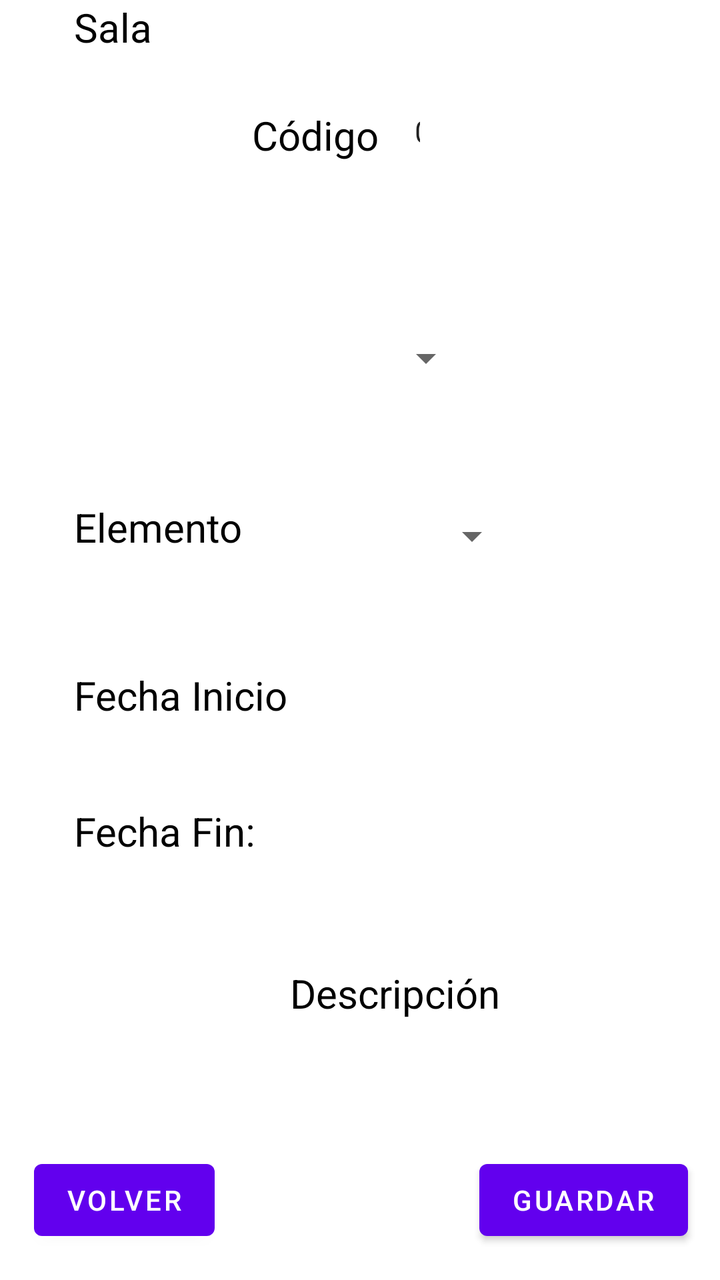
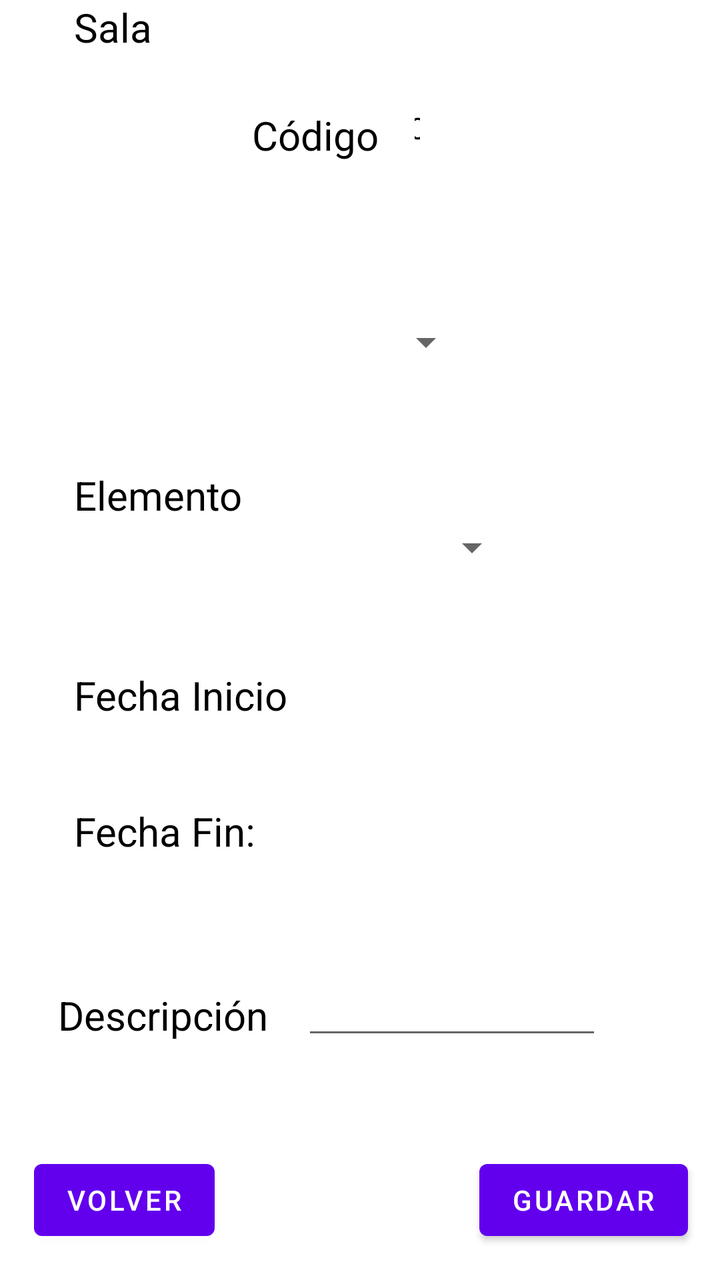

Before-and-after screenshots of an Android layout around one commit, followed by the original layout XML and the change that was made.
<!-- AndroidManifest.xml: application theme Theme.AplicacionIncidencias -->
<!-- res/layout/activity_info_ubicacion.xml -->
<?xml version="1.0" encoding="utf-8"?>
<androidx.constraintlayout.widget.ConstraintLayout xmlns:android="http://schemas.android.com/apk/res/android"
    xmlns:app="http://schemas.android.com/apk/res-auto"
    xmlns:tools="http://schemas.android.com/tools"
    android:id="@+id/main"
    android:layout_width="match_parent"
    android:layout_height="match_parent"
    tools:context=".Ubicacion.Activity_Info_Ubicacion">

    <TextView
        android:id="@+id/tvcodigoUbicacion"
        android:layout_width="wrap_content"
        android:layout_height="wrap_content"
        android:layout_marginStart="126dp"
        android:layout_marginEnd="13dp"
        android:layout_marginBottom="12dp"
        android:text="Código "
        android:textColor="@color/black"
        android:textSize="20sp"
        app:layout_constraintBottom_toBottomOf="@+id/edCodigoUbicacion"
        app:layout_constraintEnd_toStartOf="@+id/edCodigoUbicacion"
        app:layout_constraintStart_toStartOf="parent" />


    <EditText
        android:id="@+id/edCodigoUbicacion"
        android:layout_width="0dp"
        android:layout_height="58dp"
        android:layout_marginTop="35dp"
        android:layout_marginEnd="150dp"
        android:gravity="center"
        android:text="0"
        android:textSize="15sp"
        app:layout_constraintEnd_toEndOf="parent"
        app:layout_constraintStart_toEndOf="@+id/tvcodigoUbicacion"
        app:layout_constraintTop_toTopOf="parent" />

    <TextView
        android:id="@+id/tvcodigoSala"
        android:layout_width="wrap_content"
        android:layout_height="wrap_content"
        android:layout_marginStart="37dp"
        android:layout_marginEnd="41dp"
        android:text="Sala "
        android:textColor="@color/black"
        android:textSize="20sp"
        app:layout_constraintBaseline_toBaselineOf="@+id/spinnerSala"
        app:layout_constraintEnd_toStartOf="@+id/spinnerSala"
        app:layout_constraintStart_toStartOf="parent" />

    <Spinner
        android:id="@+id/spinnerSala"
        android:layout_width="0dp"
        android:layout_height="36dp"
        android:layout_marginTop="80dp"
        android:layout_marginEnd="123dp"
        android:layout_marginBottom="80dp"
        android:textSize="15sp"
        app:layout_constraintBottom_toBottomOf="@+id/tvcodigoElemento"
        app:layout_constraintEnd_toEndOf="parent"
        app:layout_constraintStart_toEndOf="@+id/tvcodigoSala"
        app:layout_constraintTop_toBottomOf="@+id/tvcodigoUbicacion" />

    <TextView
        android:id="@+id/tvcodigoElemento"
        android:layout_width="wrap_content"
        android:layout_height="wrap_content"
        android:layout_marginStart="37dp"
        android:layout_marginEnd="19dp"
        android:text="Elemento "
        android:textColor="@color/black"
        android:textSize="20sp"
        app:layout_constraintBaseline_toBaselineOf="@+id/spinnerElemento"
        app:layout_constraintEnd_toStartOf="@+id/spinnerElemento"
        app:layout_constraintStart_toStartOf="parent" />

    <Spinner
        android:id="@+id/spinnerElemento"
        android:layout_width="0dp"
        android:layout_height="36dp"
        android:layout_marginTop="196dp"
        android:layout_marginEnd="100dp"
        android:layout_marginBottom="197dp"
        android:textSize="15sp"
        app:layout_constraintBottom_toTopOf="@+id/tvDescripcionUbicacion"
        app:layout_constraintEnd_toEndOf="parent"
        app:layout_constraintStart_toEndOf="@+id/tvcodigoElemento"
        app:layout_constraintTop_toTopOf="@+id/tvcodigoUbicacion" />

    <TextView
        android:id="@+id/tvcodigoUbicacionFechaInicio"
        android:layout_width="wrap_content"
        android:layout_height="wrap_content"
        android:layout_marginStart="37dp"
        android:layout_marginTop="334dp"
        android:text="Fecha Inicio"
        android:textColor="@color/black"
        android:textSize="20sp"
        app:layout_constraintStart_toStartOf="parent"
        app:layout_constraintTop_toTopOf="parent" />

    <TextView
        android:id="@+id/tvinfocodigoUbicacionFechaInicio"
        android:layout_width="wrap_content"
        android:layout_height="wrap_content"
        android:layout_marginStart="21dp"
        android:textColor="@color/black"
        android:textSize="15sp"
        app:layout_constraintStart_toEndOf="@+id/tvcodigoUbicacionFechaInicio"
        app:layout_constraintTop_toTopOf="@+id/tvcodigoUbicacionFechaInicio" />

    <TextView
        android:id="@+id/tvcodigoUbicacionFechaFin"
        android:layout_width="wrap_content"
        android:layout_height="wrap_content"
        android:layout_marginStart="37dp"
        android:layout_marginTop="41dp"
        android:text="Fecha Fin:  "
        android:textColor="@color/black"
        android:textSize="20sp"
        app:layout_constraintStart_toStartOf="parent"
        app:layout_constraintTop_toBottomOf="@+id/tvcodigoUbicacionFechaInicio" />

    <TextView
        android:id="@+id/tvinfocodigoUbicacionFechaFin"
        android:layout_width="wrap_content"
        android:layout_height="wrap_content"
        android:layout_marginStart="20dp"
        android:textColor="@color/black"
        android:textSize="15sp"
        app:layout_constraintStart_toEndOf="@+id/tvcodigoUbicacionFechaFin"
        app:layout_constraintTop_toTopOf="@+id/tvcodigoUbicacionFechaFin" />

    <TextView
        android:id="@+id/tvDescripcionUbicacion"
        android:layout_width="wrap_content"
        android:layout_height="wrap_content"
        android:layout_marginStart="7dp"
        android:layout_marginBottom="18dp"
        android:text="Descripción  "
        android:textColor="@color/black"
        android:textSize="20sp"
        app:layout_constraintBottom_toTopOf="@+id/edDescripcionUbicacion"
        app:layout_constraintStart_toEndOf="@+id/tvcodigoUbicacionFechaFin" />

    <EditText
        android:id="@+id/edDescripcionUbicacion"
        android:layout_width="0dp"
        android:layout_height="0dp"
        android:layout_marginStart="16dp"
        android:layout_marginTop="99dp"
        android:layout_marginEnd="16dp"
        android:layout_marginBottom="98dp"
        android:gravity="center"
        android:inputType="textMultiLine"
        android:text=""
        android:textColor="@color/black"
        android:textSize="15sp"
        app:layout_constraintBottom_toTopOf="@+id/btnVolverUbicacion"
        app:layout_constraintEnd_toEndOf="parent"
        app:layout_constraintStart_toStartOf="parent"
        app:layout_constraintTop_toBottomOf="@+id/tvcodigoUbicacionFechaFin" />

    <Button
        android:id="@+id/btnGuardarUbicacion"
        android:layout_width="0dp"
        android:layout_height="wrap_content"
        android:layout_marginEnd="16dp"
        android:layout_marginBottom="16dp"
        android:text="Guardar"
        app:layout_constraintBottom_toBottomOf="parent"
        app:layout_constraintEnd_toEndOf="parent" />

    <Button
        android:id="@+id/btnVolverUbicacion"
        android:layout_width="0dp"
        android:layout_height="wrap_content"
        android:layout_marginStart="17dp"
        android:layout_marginEnd="182dp"
        android:layout_marginBottom="16dp"
        android:text="Volver"
        app:layout_constraintBottom_toBottomOf="parent"
        app:layout_constraintStart_toStartOf="parent" />
</androidx.constraintlayout.widget.ConstraintLayout>
<!-- resources referenced by this layout -->
<resources>
  <color name="black">#FF000000</color>
  <style name="Theme.AplicacionIncidencias" parent="Theme.MaterialComponents.DayNight.DarkActionBar">
          
          <item name="colorPrimary">@color/purple_500</item>
          <item name="colorPrimaryVariant">@color/purple_700</item>
          <item name="colorOnPrimary">@color/white</item>
          
          <item name="colorSecondary">@color/teal_200</item>
          <item name="colorSecondaryVariant">@color/teal_700</item>
          <item name="colorOnSecondary">@color/black</item>
          
          <item name="android:statusBarColor">?attr/colorPrimaryVariant</item>
          
      </style>
  <color name="purple_500">#FF6200EE</color>
  <color name="purple_700">#FF3700B3</color>
  <color name="white">#FFFFFFFF</color>
  <color name="teal_200">#FF03DAC5</color>
  <color name="teal_700">#FF018786</color>
</resources>

<!-- the commit's change to res/layout/activity_info_ubicacion.xml (unified diff, before → after) -->
@@ -17,19 +17,20 @@
         android:text="Código "
         android:textColor="@color/black"
         android:textSize="20sp"
-        app:layout_constraintBottom_toBottomOf="@+id/edCodigoUbicacion"
-        app:layout_constraintEnd_toStartOf="@+id/edCodigoUbicacion"
+        app:layout_constraintBottom_toBottomOf="@+id/tvInfoCodigoUbicacion"
+        app:layout_constraintEnd_toStartOf="@+id/tvInfoCodigoUbicacion"
         app:layout_constraintStart_toStartOf="parent" />
 
 
-    <EditText
-        android:id="@+id/edCodigoUbicacion"
+    <TextView
+        android:id="@+id/tvInfoCodigoUbicacion"
         android:layout_width="0dp"
         android:layout_height="58dp"
         android:layout_marginTop="35dp"
         android:layout_marginEnd="150dp"
         android:gravity="center"
         android:text="0"
+        android:textColor="@color/black"
         android:textSize="15sp"
         app:layout_constraintEnd_toEndOf="parent"
         app:layout_constraintStart_toEndOf="@+id/tvcodigoUbicacion"
@@ -135,31 +136,29 @@
         android:id="@+id/tvDescripcionUbicacion"
         android:layout_width="wrap_content"
         android:layout_height="wrap_content"
-        android:layout_marginStart="7dp"
-        android:layout_marginBottom="18dp"
+        android:layout_marginStart="29dp"
+        android:layout_marginTop="65dp"
         android:text="Descripción  "
         android:textColor="@color/black"
         android:textSize="20sp"
-        app:layout_constraintBottom_toTopOf="@+id/edDescripcionUbicacion"
-        app:layout_constraintStart_toEndOf="@+id/tvcodigoUbicacionFechaFin" />
+        app:layout_constraintStart_toStartOf="parent"
+        app:layout_constraintTop_toBottomOf="@+id/tvcodigoUbicacionFechaFin" />
 
     <EditText
         android:id="@+id/edDescripcionUbicacion"
-        android:layout_width="0dp"
-        android:layout_height="0dp"
-        android:layout_marginStart="16dp"
-        android:layout_marginTop="99dp"
-        android:layout_marginEnd="16dp"
-        android:layout_marginBottom="98dp"
+        android:layout_width="150dp"
+        android:layout_height="wrap_content"
+        android:layout_marginStart="32dp"
+        android:layout_marginTop="65dp"
+        android:layout_marginEnd="84dp"
         android:gravity="center"
         android:inputType="textMultiLine"
         android:text=""
         android:textColor="@color/black"
         android:textSize="15sp"
-        app:layout_constraintBottom_toTopOf="@+id/btnVolverUbicacion"
         app:layout_constraintEnd_toEndOf="parent"
-        app:layout_constraintStart_toStartOf="parent"
-        app:layout_constraintTop_toBottomOf="@+id/tvcodigoUbicacionFechaFin" />
+        app:layout_constraintStart_toEndOf="@+id/tvDescripcionUbicacion"
+        app:layout_constraintTop_toBottomOf="@+id/tvinfocodigoUbicacionFechaFin" />
 
     <Button
         android:id="@+id/btnGuardarUbicacion"
